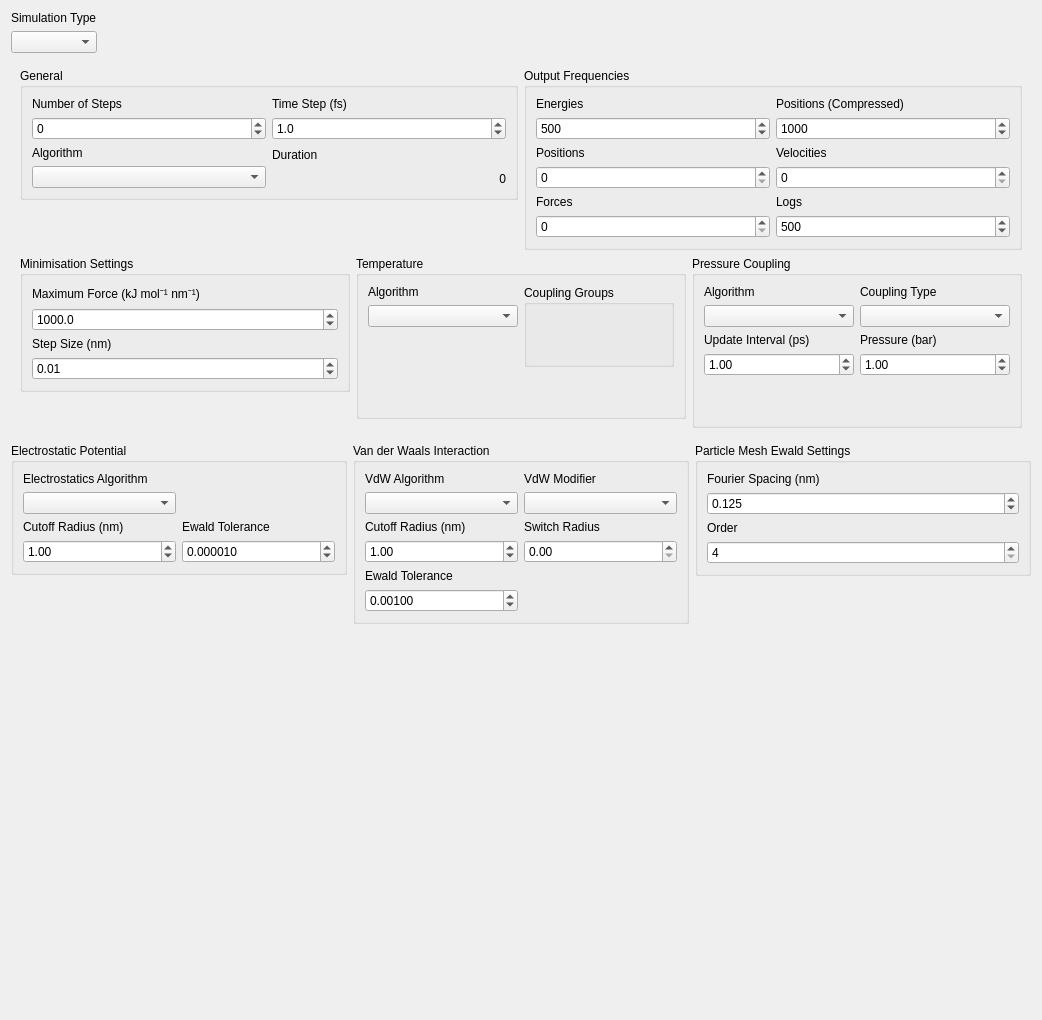
Old version of the form ui/simulationsetupform.ui in the repository breuerss/gromacs-ui.
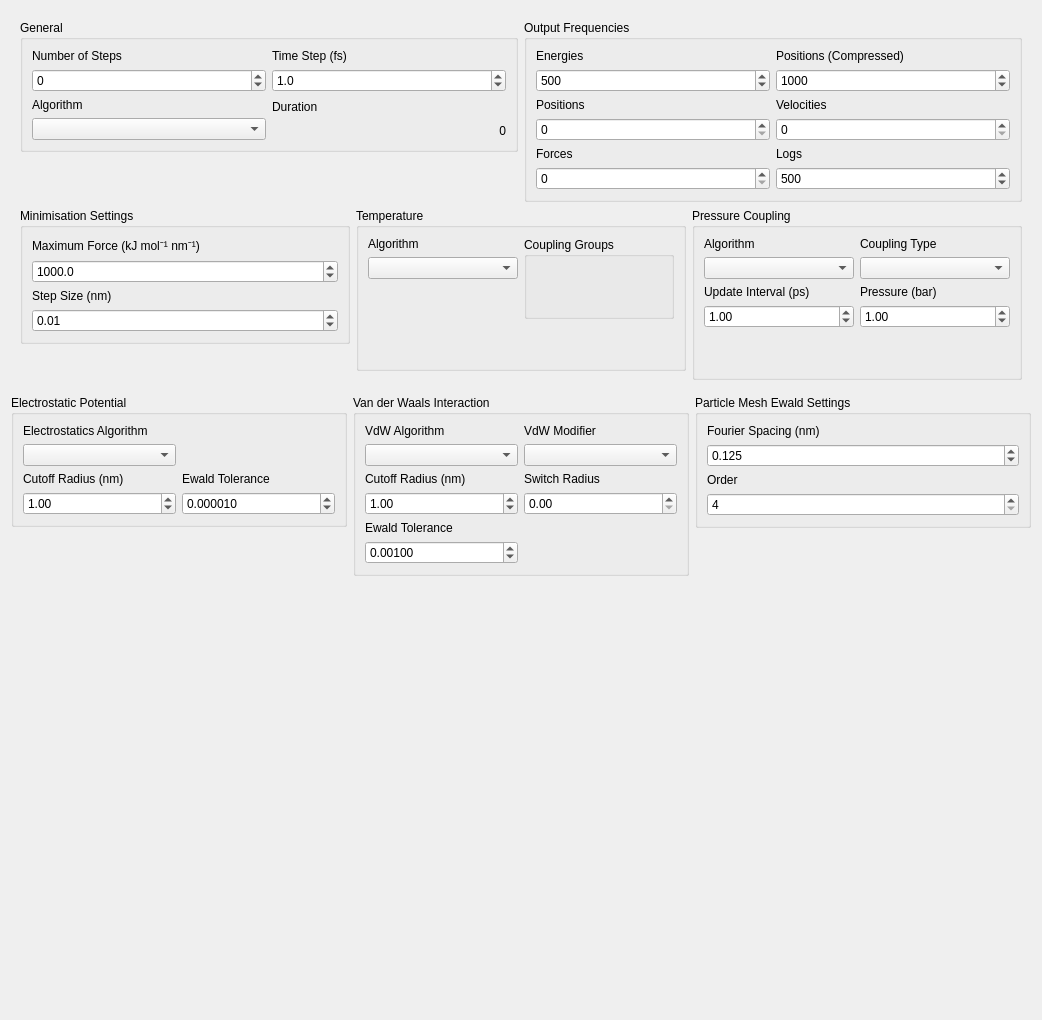
New version of the form. Icons and pictures are not drawn.

Commit message:
refactor: remove simulation type configuration from UI
the type is now part of the specific node

What changed in the file:
```diff
--- a/ui/simulationsetupform.ui
+++ b/ui/simulationsetupform.ui
@@ -14,40 +14,6 @@
    <string>Form</string>
   </property>
   <layout class="QVBoxLayout" name="verticalLayout_31">
-   <item>
-    <layout class="QHBoxLayout" name="horizontalLayout_3">
-     <item>
-      <layout class="QVBoxLayout" name="verticalLayout">
-       <item>
-        <widget class="QLabel" name="simulationTypeLabel">
-         <property name="text">
-          <string>Simulation Type</string>
-         </property>
-         <property name="buddy">
-          <cstring>simulationType</cstring>
-         </property>
-        </widget>
-       </item>
-       <item>
-        <widget class="QComboBox" name="simulationType"/>
-       </item>
-      </layout>
-     </item>
-     <item>
-      <spacer name="horizontalSpacer">
-       <property name="orientation">
-        <enum>Qt::Horizontal</enum>
-       </property>
-       <property name="sizeHint" stdset="0">
-        <size>
-         <width>40</width>
-         <height>20</height>
-        </size>
-       </property>
-      </spacer>
-     </item>
-    </layout>
-   </item>
    <item>
     <widget class="QWidget" name="settingsWidget" native="true">
      <layout class="QGridLayout" name="gridLayout_3">
```
Left out of the diff: 1 changed line with no effect on the pictures. The commit also changes 1 other file.
